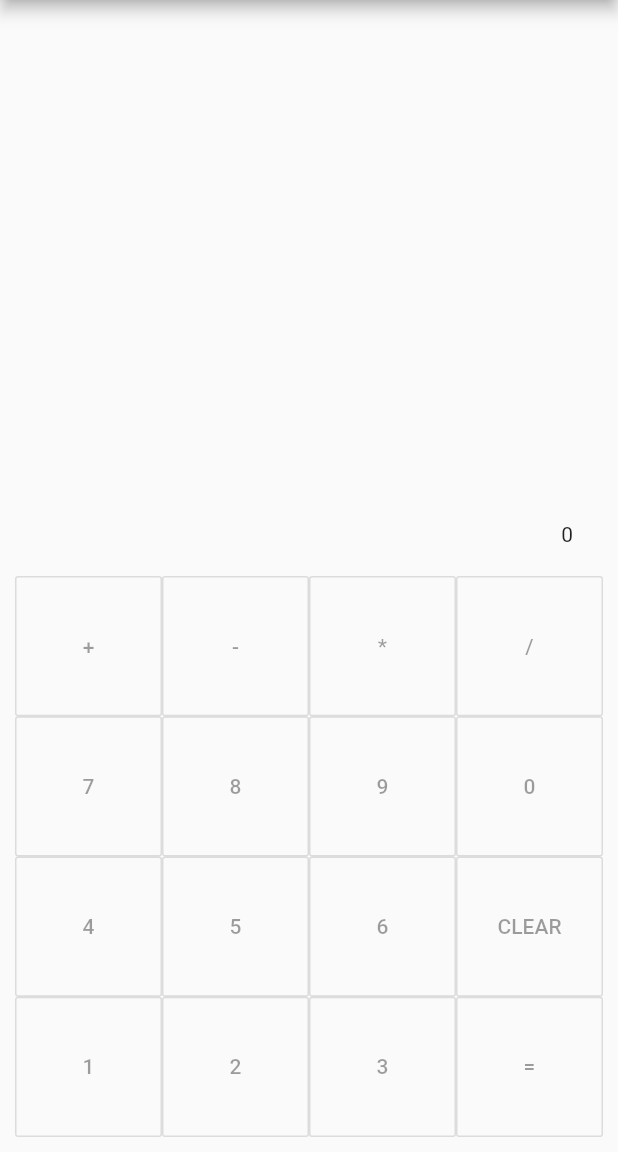
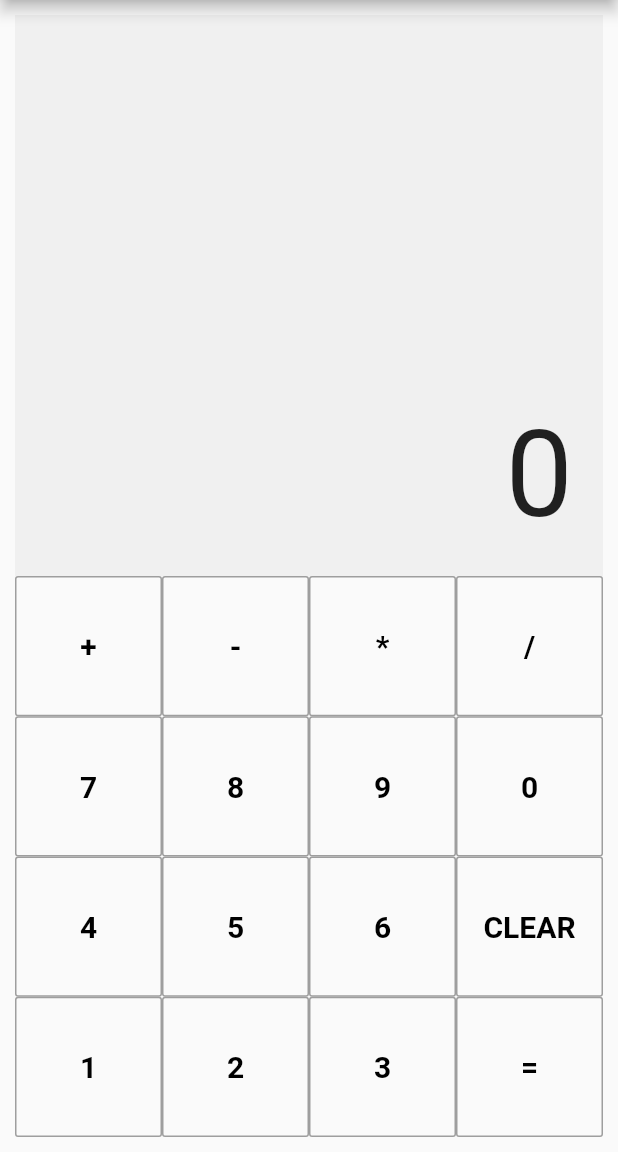
Before and after one commit to ella97/calculator_app, a Flutter app: the screen it shows after launch, on a phone screen of 412 x 824 dp, the part 84-1236 px from its top. Run offline on Flutter 3.47's test engine with Material 2 defaults, Android fonts, the phone set to English and light mode, and no system bars.

Commit message:
styling the user interface

```diff
--- a/lib/main.dart
+++ b/lib/main.dart
@@ -1,7 +1,6 @@
 import 'package:flutter/material.dart';
 
 void main() {
-
   runApp(MyApp());
 }
 
@@ -9,15 +8,12 @@ class MyApp extends StatelessWidget {
   @override
   Widget build(BuildContext context) {
     return MaterialApp(
-
-      title: 'Flutter Demo',
-      theme: ThemeData(
-        primarySwatch: Colors.blue,
-
-      ),
-      home: MyHomePage(title: 'Simple Calculator'),
-      debugShowCheckedModeBanner:false
-    );
+        title: 'Flutter Demo',
+        theme: ThemeData(
+          primarySwatch: Colors.blue,
+        ),
+        home: MyHomePage(title: 'Simple Calculator'),
+        debugShowCheckedModeBanner: false);
   }
 }
 
@@ -31,6 +27,7 @@ class MyHomePage extends StatefulWidget {
 }
 
 class _MyHomePageState extends State<MyHomePage> {
+  String displayString = '0';
   Widget createRow(String title1, String title2, String title3, String title4) {
     return Expanded(
       child: Row(
@@ -49,8 +46,19 @@ class _MyHomePageState extends State<MyHomePage> {
       child: ButtonTheme(
         height: double.infinity,
         child: OutlineButton(
-          onPressed: null,
-          child: Text(title),
+          onPressed:() => {},
+          child: Text(
+            title,
+            style: TextStyle(
+              fontSize: 20,
+              fontWeight: FontWeight.bold,
+              color: Colors.black,
+            ),),
+          borderSide: BorderSide(
+            color: Colors.grey,
+            width: 1,
+          ),
+          highlightedBorderColor: Colors.black,
         ),
       ),
     );
@@ -68,11 +76,15 @@ class _MyHomePageState extends State<MyHomePage> {
           children: <Widget>[
             Expanded(
               child: Container(
+                color: Color.fromARGB(10, 0, 0, 0),
                 child: Padding(
                   padding: const EdgeInsets.all(20.0),
                   child: Align(
                       alignment: FractionalOffset.bottomRight,
-                      child: Text('0')),
+                      child: Text(
+                        displayString,
+                        style: TextStyle(fontSize: 80),
+                      )),
                 ),
               ),
             ),
```
